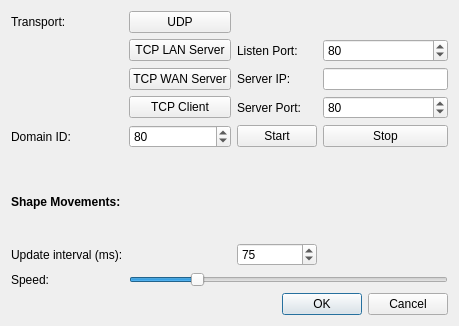
Old version of the form forms/optionsdialog.ui in the repository eProsima/ShapesDemo.
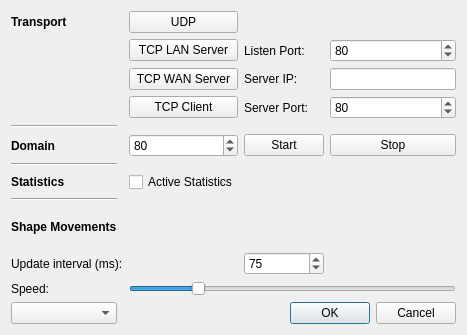
New version of the form.

The edit to the form file:
```diff
--- a/forms/optionsdialog.ui
+++ b/forms/optionsdialog.ui
@@ -6,107 +6,51 @@
    <rect>
     <x>0</x>
     <y>0</y>
-    <width>459</width>
-    <height>326</height>
+    <width>467</width>
+    <height>335</height>
    </rect>
   </property>
   <property name="windowTitle">
    <string>Options</string>
   </property>
   <layout class="QGridLayout" name="gridLayout">
-   <item row="0" column="0">
-    <widget class="QLabel" name="label_5">
-     <property name="text">
-      <string>Transport:</string>
-     </property>
-    </widget>
-   </item>
-   <item row="2" column="4">
-    <widget class="QLineEdit" name="lineEdit_server_ip"/>
-   </item>
-   <item row="2" column="2">
-    <widget class="QPushButton" name="pushButton_tcp_WAN_server">
-     <property name="enabled">
-      <bool>true</bool>
-     </property>
-     <property name="focusPolicy">
-      <enum>Qt::TabFocus</enum>
-     </property>
-     <property name="text">
-      <string>TCP WAN Server</string>
-     </property>
-    </widget>
-   </item>
-   <item row="7" column="0" colspan="2">
-    <widget class="QLabel" name="label_2">
-     <property name="text">
-      <string>Update interval (ms):</string>
-     </property>
-    </widget>
-   </item>
-   <item row="8" column="0">
-    <widget class="QLabel" name="label_3">
-     <property name="text">
-      <string>Speed:</string>
-     </property>
-    </widget>
-   </item>
-   <item row="5" column="0">
-    <spacer name="verticalSpacer">
+   <item row="15" column="3" colspan="2">
+    <widget class="QDialogButtonBox" name="buttonBox">
      <property name="orientation">
-      <enum>Qt::Vertical</enum>
+      <enum>Qt::Horizontal</enum>
      </property>
-     <property name="sizeType">
-      <enum>QSizePolicy::Minimum</enum>
+     <property name="standardButtons">
+      <set>QDialogButtonBox::Cancel|QDialogButtonBox::Ok</set>
      </property>
-     <property name="sizeHint" stdset="0">
-      <size>
-       <width>20</width>
-       <height>13</height>
-      </size>
+    </widget>
+   </item>
+   <item row="2" column="3">
+    <widget class="QLabel" name="label_8">
+     <property name="text">
+      <string>Listen Port:</string>
      </property>
-    </spacer>
+    </widget>
+   </item>
+   <item row="13" column="3">
+    <widget class="QSpinBox" name="spin_updateInterval">
+     <property name="specialValueText">
+      <string/>
+     </property>
+     <property name="suffix">
+      <string/>
+     </property>
+     <property name="minimum">
+      <number>50</number>
+     </property>
+     <property name="maximum">
+      <number>10000</number>
+     </property>
+     <property name="value">
+      <number>75</number>
+     </property>
+    </widget>
    </item>
    <item row="1" column="2">
-    <widget class="QPushButton" name="pushButton_tcp_server">
-     <property name="enabled">
-      <bool>true</bool>
-     </property>
-     <property name="focusPolicy">
-      <enum>Qt::TabFocus</enum>
-     </property>
-     <property name="text">
-      <string>TCP LAN Server</string>
-     </property>
-    </widget>
-   </item>
-   <item row="1" column="4">
-    <widget class="QSpinBox" name="spin_listen_port">
-     <property name="specialValueText">
-      <string/>
-     </property>
-     <property name="suffix">
-      <string/>
-     </property>
-     <property name="maximum">
-      <number>65535</number>
-     </property>
-     <property name="value">
-      <number>80</number>
-     </property>
-    </widget>
-   </item>
-   <item row="4" column="4">
-    <widget class="QPushButton" name="pushButton_stop">
-     <property name="focusPolicy">
-      <enum>Qt::TabFocus</enum>
-     </property>
-     <property name="text">
-      <string>Stop</string>
-     </property>
-    </widget>
-   </item>
-   <item row="0" column="2">
     <widget class="QPushButton" name="pushButton_udp">
      <property name="enabled">
       <bool>true</bool>
@@ -119,30 +63,7 @@
      </property>
     </widget>
    </item>
-   <item row="4" column="2">
-    <widget class="QSpinBox" name="spin_domainId">
-     <property name="specialValueText">
-      <string/>
-     </property>
-     <property name="suffix">
-      <string/>
-     </property>
-     <property name="value">
-      <number>80</number>
-     </property>
-    </widget>
-   </item>
-   <item row="4" column="3">
-    <widget class="QPushButton" name="pushButton_start">
-     <property name="focusPolicy">
-      <enum>Qt::TabFocus</enum>
-     </property>
-     <property name="text">
-      <string>Start</string>
-     </property>
-    </widget>
-   </item>
-   <item row="8" column="2" colspan="3">
+   <item row="14" column="2" colspan="3">
     <widget class="QSlider" name="horizontalSlider_speed">
      <property name="minimum">
       <number>0</number>
@@ -158,8 +79,21 @@
      </property>
     </widget>
    </item>
-   <item row="3" column="4">
-    <widget class="QSpinBox" name="spin_server_port">
+   <item row="6" column="0">
+    <widget class="QLabel" name="label_5">
+     <property name="font">
+      <font>
+       <weight>75</weight>
+       <bold>true</bold>
+      </font>
+     </property>
+     <property name="text">
+      <string>Domain</string>
+     </property>
+    </widget>
+   </item>
+   <item row="2" column="4">
+    <widget class="QSpinBox" name="spin_listen_port">
      <property name="specialValueText">
       <string/>
      </property>
@@ -174,14 +108,7 @@
      </property>
     </widget>
    </item>
-   <item row="2" column="3">
-    <widget class="QLabel" name="label_6">
-     <property name="text">
-      <string>Server IP:</string>
-     </property>
-    </widget>
-   </item>
-   <item row="3" column="2">
+   <item row="4" column="2">
     <widget class="QPushButton" name="pushButton_tcp_client">
      <property name="enabled">
       <bool>true</bool>
@@ -194,47 +121,80 @@
      </property>
     </widget>
    </item>
-   <item row="4" column="0">
-    <widget class="QLabel" name="label">
+   <item row="2" column="2">
+    <widget class="QPushButton" name="pushButton_tcp_server">
+     <property name="enabled">
+      <bool>true</bool>
+     </property>
+     <property name="focusPolicy">
+      <enum>Qt::TabFocus</enum>
+     </property>
      <property name="text">
-      <string>Domain ID:</string>
+      <string>TCP LAN Server</string>
+     </property>
+    </widget>
+   </item>
+   <item row="4" column="4">
+    <widget class="QSpinBox" name="spin_server_port">
+     <property name="specialValueText">
+      <string/>
+     </property>
+     <property name="suffix">
+      <string/>
+     </property>
+     <property name="maximum">
+      <number>65535</number>
+     </property>
+     <property name="value">
+      <number>80</number>
      </property>
     </widget>
    </item>
    <item row="3" column="3">
+    <widget class="QLabel" name="label_6">
+     <property name="text">
+      <string>Server IP:</string>
+     </property>
+    </widget>
+   </item>
+   <item row="14" column="0">
+    <widget class="QLabel" name="label_3">
+     <property name="text">
+      <string>Speed:</string>
+     </property>
+    </widget>
+   </item>
+   <item row="3" column="4">
+    <widget class="QLineEdit" name="lineEdit_server_ip"/>
+   </item>
+   <item row="4" column="3">
     <widget class="QLabel" name="label_7">
      <property name="text">
       <string>Server Port:</string>
      </property>
     </widget>
    </item>
-   <item row="1" column="3">
-    <widget class="QLabel" name="label_8">
+   <item row="3" column="2">
+    <widget class="QPushButton" name="pushButton_tcp_WAN_server">
+     <property name="enabled">
+      <bool>true</bool>
+     </property>
+     <property name="focusPolicy">
+      <enum>Qt::TabFocus</enum>
+     </property>
      <property name="text">
-      <string>Listen Port:</string>
+      <string>TCP WAN Server</string>
      </property>
     </widget>
    </item>
-   <item row="7" column="3">
-    <widget class="QSpinBox" name="spin_updateInterval">
-     <property name="specialValueText">
-      <string/>
+   <item row="13" column="0" colspan="2">
+    <widget class="QLabel" name="label_2">
+     <property name="text">
+      <string>Update interval (ms):</string>
      </property>
-     <property name="suffix">
-      <string/>
-     </property>
-     <property name="minimum">
-      <number>50</number>
-     </property>
-     <property name="maximum">
-      <number>10000</number>
-     </property>
-     <property name="value">
-      <number>75</number>
-     </property>
     </widget>
    </item>
-   <item row="6" column="0" colspan="2">
+   <item row="9" column="0">
     <widget class="QLabel" name="label_4">
      <property name="font">
       <font>
@@ -243,17 +203,97 @@
       </font>
      </property>
      <property name="text">
-      <string>Shape Movements:</string>
+      <string>Statistics</string>
      </property>
     </widget>
    </item>
-   <item row="9" column="3" colspan="2">
-    <widget class="QDialogButtonBox" name="buttonBox">
+   <item row="8" column="0">
+    <widget class="Line" name="line_2">
      <property name="orientation">
       <enum>Qt::Horizontal</enum>
      </property>
-     <property name="standardButtons">
-      <set>QDialogButtonBox::Cancel|QDialogButtonBox::Ok</set>
+    </widget>
+   </item>
+   <item row="15" column="0">
+    <widget class="QComboBox" name="comboBox"/>
+   </item>
+   <item row="5" column="0">
+    <widget class="Line" name="line">
+     <property name="orientation">
+      <enum>Qt::Horizontal</enum>
+     </property>
+    </widget>
+   </item>
+   <item row="12" column="0">
+    <widget class="QLabel" name="label_9">
+     <property name="font">
+      <font>
+       <weight>75</weight>
+       <bold>true</bold>
+      </font>
+     </property>
+     <property name="text">
+      <string>Shape Movements</string>
+     </property>
+    </widget>
+   </item>
+   <item row="11" column="0">
+    <widget class="Line" name="line_3">
+     <property name="orientation">
+      <enum>Qt::Horizontal</enum>
+     </property>
+    </widget>
+   </item>
+   <item row="9" column="2">
+    <widget class="QCheckBox" name="statisticsCheckBox">
+     <property name="text">
+      <string>Active Statistics</string>
+     </property>
+    </widget>
+   </item>
+   <item row="6" column="2">
+    <widget class="QSpinBox" name="spin_domainId">
+     <property name="specialValueText">
+      <string/>
+     </property>
+     <property name="suffix">
+      <string/>
+     </property>
+     <property name="value">
+      <number>80</number>
+     </property>
+    </widget>
+   </item>
+   <item row="6" column="3">
+    <widget class="QPushButton" name="pushButton_start">
+     <property name="focusPolicy">
+      <enum>Qt::TabFocus</enum>
+     </property>
+     <property name="text">
+      <string>Start</string>
+     </property>
+    </widget>
+   </item>
+   <item row="6" column="4">
+    <widget class="QPushButton" name="pushButton_stop">
+     <property name="focusPolicy">
+      <enum>Qt::TabFocus</enum>
+     </property>
+     <property name="text">
+      <string>Stop</string>
+     </property>
+    </widget>
+   </item>
+   <item row="1" column="0">
+    <widget class="QLabel" name="label_10">
+     <property name="font">
+      <font>
+       <weight>75</weight>
+       <bold>true</bold>
+      </font>
+     </property>
+     <property name="text">
+      <string>Transport</string>
      </property>
     </widget>
    </item>
```
Left out of the diff: 3 changed lines with no effect on the pictures.
